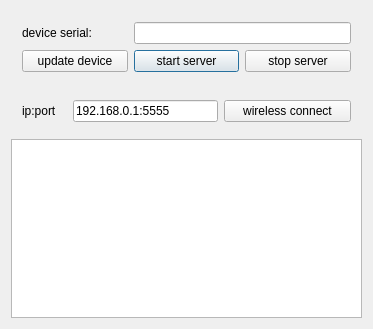
Qt form QtScrcpy/dialog.ui (barry-ran/QtScrcpy) before a commit.
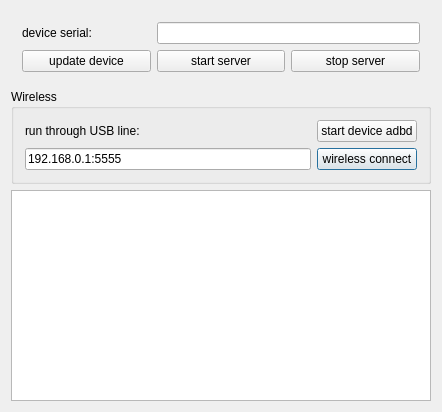
The same form after that commit.

Commit message: 完善主界面的log显示（成功失败，标准输出，防止多次点击等）

What changed in the file:
```diff
--- a/QtScrcpy/dialog.ui
+++ b/QtScrcpy/dialog.ui
@@ -6,15 +6,68 @@
    <rect>
     <x>0</x>
     <y>0</y>
-    <width>373</width>
-    <height>329</height>
+    <width>442</width>
+    <height>412</height>
    </rect>
   </property>
   <property name="windowTitle">
    <string>QtScrcpy</string>
   </property>
-  <layout class="QVBoxLayout" name="verticalLayout">
-   <item>
+  <layout class="QGridLayout" name="gridLayout_2">
+   <item row="2" column="0">
+    <widget class="QTextEdit" name="outEdit">
+     <property name="documentTitle">
+      <string/>
+     </property>
+     <property name="readOnly">
+      <bool>true</bool>
+     </property>
+    </widget>
+   </item>
+   <item row="1" column="0">
+    <widget class="QGroupBox" name="groupBox">
+     <property name="title">
+      <string>Wireless</string>
+     </property>
+     <layout class="QGridLayout" name="gridLayout_4">
+      <item row="2" column="0">
+       <widget class="QLineEdit" name="deviceIpEdt">
+        <property name="text">
+         <string>192.168.0.1:5555</string>
+        </property>
+       </widget>
+      </item>
+      <item row="2" column="1">
+       <widget class="QPushButton" name="wirelessConnectBtn">
+        <property name="text">
+         <string>wireless connect</string>
+        </property>
+       </widget>
+      </item>
+      <item row="1" column="1">
+       <widget class="QPushButton" name="startAdbdBtn">
+        <property name="text">
+         <string>start device adbd</string>
+        </property>
+       </widget>
+      </item>
+      <item row="1" column="0">
+       <widget class="QLabel" name="label">
+        <property name="text">
+         <string notr="true">run through USB line:</string>
+        </property>
+        <property name="textFormat">
+         <enum>Qt::PlainText</enum>
+        </property>
+        <property name="wordWrap">
+         <bool>false</bool>
+        </property>
+       </widget>
+      </item>
+     </layout>
+    </widget>
+   </item>
+   <item row="0" column="0">
     <widget class="QWidget" name="topWidget" native="true">
      <layout class="QGridLayout" name="gridLayout">
       <item row="2" column="1">
@@ -51,73 +104,6 @@
      </layout>
     </widget>
    </item>
-   <item>
-    <widget class="QWidget" name="wirelessWidget" native="true">
-     <layout class="QHBoxLayout" name="horizontalLayout_2">
-      <item>
-       <widget class="QLabel" name="label">
-        <property name="minimumSize">
-         <size>
-          <width>45</width>
-          <height>0</height>
-         </size>
-        </property>
-        <property name="maximumSize">
-         <size>
-          <width>45</width>
-          <height>16777215</height>
-         </size>
-        </property>
-        <property name="text">
-         <string notr="true">ip:port</string>
-        </property>
-        <property name="textFormat">
-         <enum>Qt::PlainText</enum>
-        </property>
-        <property name="wordWrap">
-         <bool>false</bool>
-        </property>
-       </widget>
-      </item>
-      <item>
-       <widget class="QLineEdit" name="deviceIpEdt">
-        <property name="minimumSize">
-         <size>
-          <width>145</width>
-          <height>0</height>
-         </size>
-        </property>
-        <property name="maximumSize">
-         <size>
-          <width>145</width>
-          <height>16777215</height>
-         </size>
-        </property>
-        <property name="text">
-         <string>192.168.0.1:5555</string>
-        </property>
-       </widget>
-      </item>
-      <item>
-       <widget class="QPushButton" name="wirelessConnectBtn">
-        <property name="text">
-         <string>wireless connect</string>
-        </property>
-       </widget>
-      </item>
-     </layout>
-    </widget>
-   </item>
-   <item>
-    <widget class="QTextEdit" name="outEdit">
-     <property name="documentTitle">
-      <string/>
-     </property>
-     <property name="readOnly">
-      <bool>true</bool>
-     </property>
-    </widget>
-   </item>
   </layout>
  </widget>
  <layoutdefault spacing="6" margin="11"/>
```
The commit also changes 4 other files.
